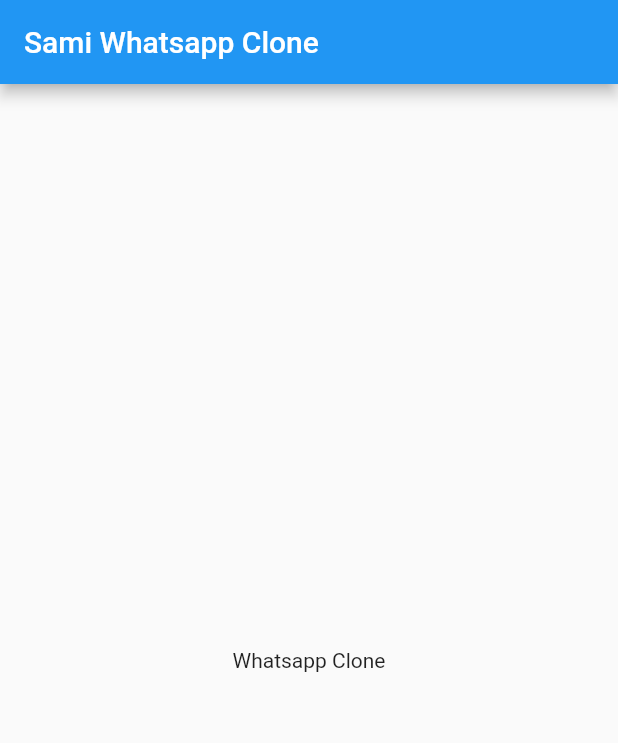
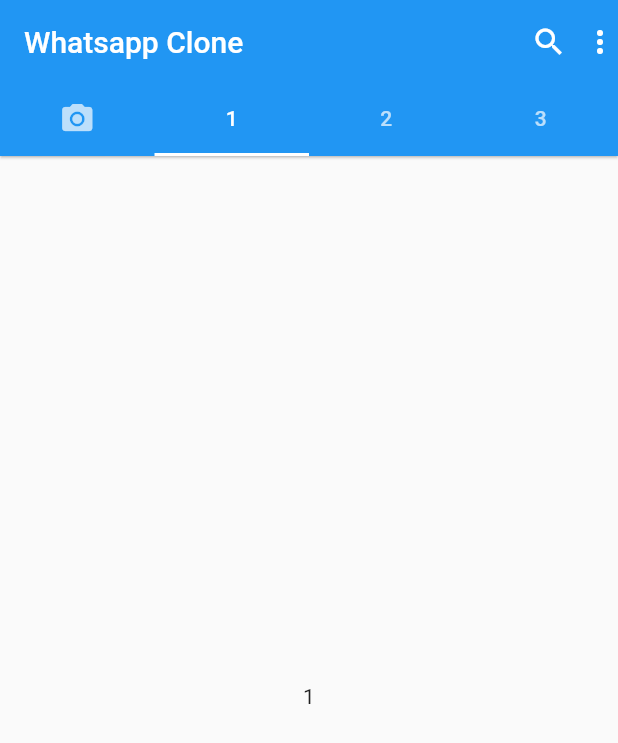
Before and after one commit to Sami64/Whatsapp-Clone_flutter, a Flutter app: the screen it shows after launch, on a phone screen of 412 x 824 dp. Shown: the top 743 px of the screen. Run offline on Flutter 3.47's test engine with Material 2 defaults, Android fonts, the phone set to English and light mode, and no system bars.

Commit message:
⚗ Tabbar tryout

```diff
--- /dev/null
+++ b/lib/home.dart
@@ -0,0 +1,52 @@
+import 'package:flutter/material.dart';
+
+class Home extends StatefulWidget {
+  @override
+  _HomeState createState() => _HomeState();
+}
+
+class _HomeState extends State<Home> with SingleTickerProviderStateMixin {
+  TabController _tabController;
+
+  @override
+  void initState() {
+    // TODO: implement initState
+    super.initState();
+    _tabController = new TabController(length: 4, vsync: this, initialIndex: 1);
+  }
+
+  @override
+  Widget build(BuildContext context) {
+    return Scaffold(
+      appBar: AppBar(
+        title: Text('Whatsapp Clone'),
+        elevation: 0.7,
+        bottom: TabBar(
+          controller: _tabController,
+          tabs: <Widget>[
+            new Tab(
+              icon: new Icon(Icons.camera_alt),
+            ),
+            new Tab(text: '1',),
+            new Tab(text: '2',),
+            new Tab(text: '3',)
+          ],
+        ),
+        actions: [
+          Icon(Icons.search),
+          Padding(padding: const EdgeInsets.symmetric(horizontal: 5.0),),
+          Icon(Icons.more_vert)
+        ],
+      ),
+      body: TabBarView(
+        controller: _tabController,
+        children: [
+          Center(child: Text('Cam')),
+          Center(child: Text('1')),
+          Center(child: Text('2')),
+          Center(child: Text('3'))
+        ],
+      ),
+    );
+  }
+}
--- a/lib/main.dart
+++ b/lib/main.dart
@@ -1,4 +1,5 @@
 import 'package:flutter/material.dart';
+import 'package:whatsapp_cl/home.dart';
 
 void main() {
   runApp(MyApp());
@@ -13,12 +14,7 @@ class MyApp extends StatelessWidget {
         primarySwatch: Colors.blue,
         visualDensity: VisualDensity.adaptivePlatformDensity,
       ),
-      home: Scaffold(
-        appBar: AppBar(
-          title: Text('Sami Whatsapp Clone'),
-        ),
-        body: Center(child: Text('Whatsapp Clone')),
-      ),
+      home: Home(),
     );
   }
 }
```
